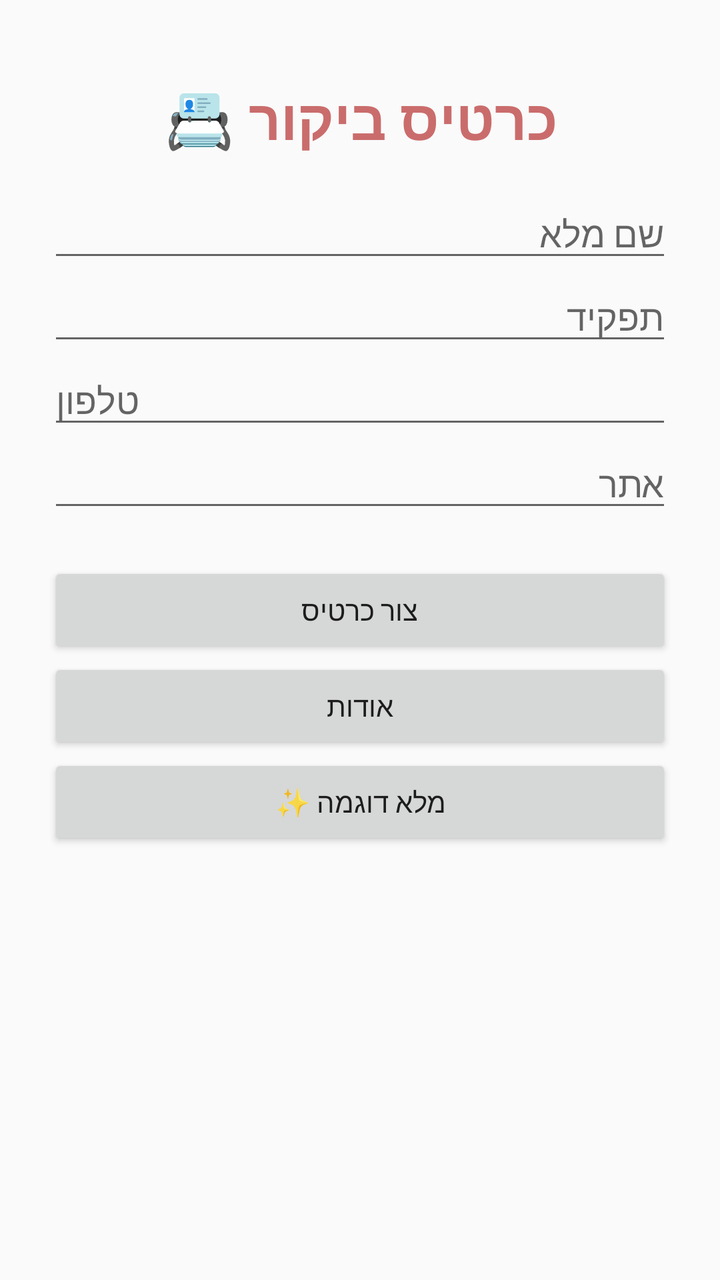
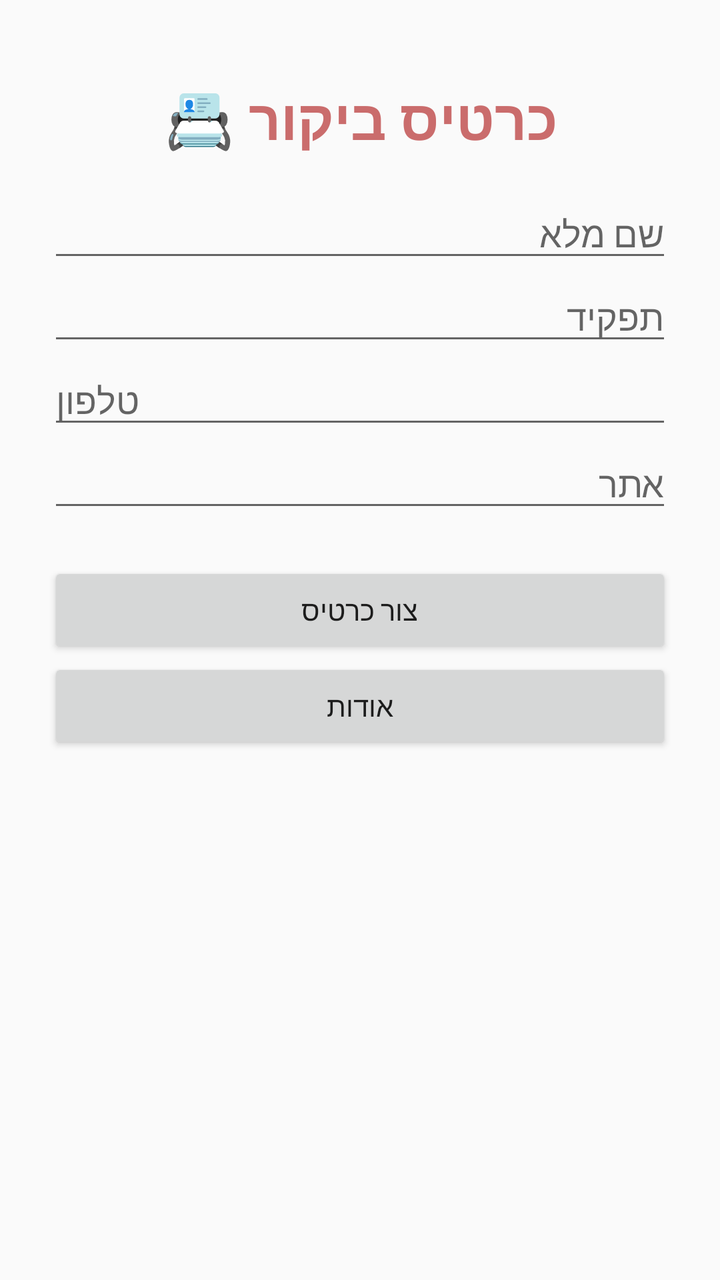

Compare the two renders of this Android layout. The source of the first and the diff that turns it into the second are given below.
<!-- AndroidManifest.xml: application theme Theme.NewHomeWork -->
<!-- res/layout/activity_main.xml -->
<?xml version="1.0" encoding="utf-8"?>
<ScrollView xmlns:android="http://schemas.android.com/apk/res/android"
    android:layout_width="match_parent"
    android:layout_height="match_parent"
    android:fillViewport="true">

    <LinearLayout
        android:layout_width="match_parent"
        android:layout_height="wrap_content"
        android:orientation="vertical"
        android:padding="24dp"
        android:gravity="center_horizontal"
        android:layoutDirection="rtl">

        <TextView
            android:layout_width="match_parent"
            android:layout_height="wrap_content"
            android:text="כרטיס ביקור 📇"
            android:textSize="28sp"
            android:textStyle="bold"
            android:gravity="center"
            android:textColor="#CA6C6C"
            android:padding="16dp" />

        <EditText
            android:id="@+id/etName"
            android:layout_width="match_parent"
            android:layout_height="wrap_content"
            android:hint="שם מלא"
            android:inputType="textPersonName"
            android:singleLine="true" />

        <EditText
            android:id="@+id/etJob"
            android:layout_width="match_parent"
            android:layout_height="wrap_content"
            android:hint="תפקיד"
            android:inputType="textCapSentences"
            android:singleLine="true" />

        <EditText
            android:id="@+id/etPhone"
            android:layout_width="match_parent"
            android:layout_height="wrap_content"
            android:hint="טלפון"
            android:inputType="phone"
            android:singleLine="true" />

        <EditText
            android:id="@+id/etSite"
            android:layout_width="match_parent"
            android:layout_height="wrap_content"
            android:hint="אתר"
            android:inputType="textUri"
            android:singleLine="true" />

        <Button
            android:id="@+id/btnCreateCard"
            android:layout_width="match_parent"
            android:layout_height="wrap_content"
            android:layout_marginTop="20dp"
            android:text="צור כרטיס" />

        <Button
            android:id="@+id/btnAbout"
            android:layout_width="match_parent"
            android:layout_height="wrap_content"
            android:text="אודות" />

        <Button
            android:id="@+id/btnExample"
            android:layout_width="match_parent"
            android:layout_height="wrap_content"
            android:text="מלא דוגמה ✨" />

    </LinearLayout>
</ScrollView>
<!-- resources referenced by this layout -->
<resources>
  <style name="Theme.NewHomeWork" parent="Base.Theme.NewHomeWork" />
  <style name="Base.Theme.NewHomeWork" parent="Theme.AppCompat.Light.DarkActionBar">
  
          <item name="colorPrimary">#6750A4</item>
          <item name="colorPrimaryDark">#4A2F96</item>
          <item name="colorAccent">#6750A4</item>
  
      </style>
</resources>

<!-- the commit's change to res/layout/activity_main.xml (unified diff, before → after) -->
@@ -67,11 +67,11 @@
             android:layout_height="wrap_content"
             android:text="אודות" />
 
-        <Button
-            android:id="@+id/btnExample"
-            android:layout_width="match_parent"
-            android:layout_height="wrap_content"
-            android:text="מלא דוגמה ✨" />
+
+
+
+
+
 
     </LinearLayout>
 </ScrollView>
